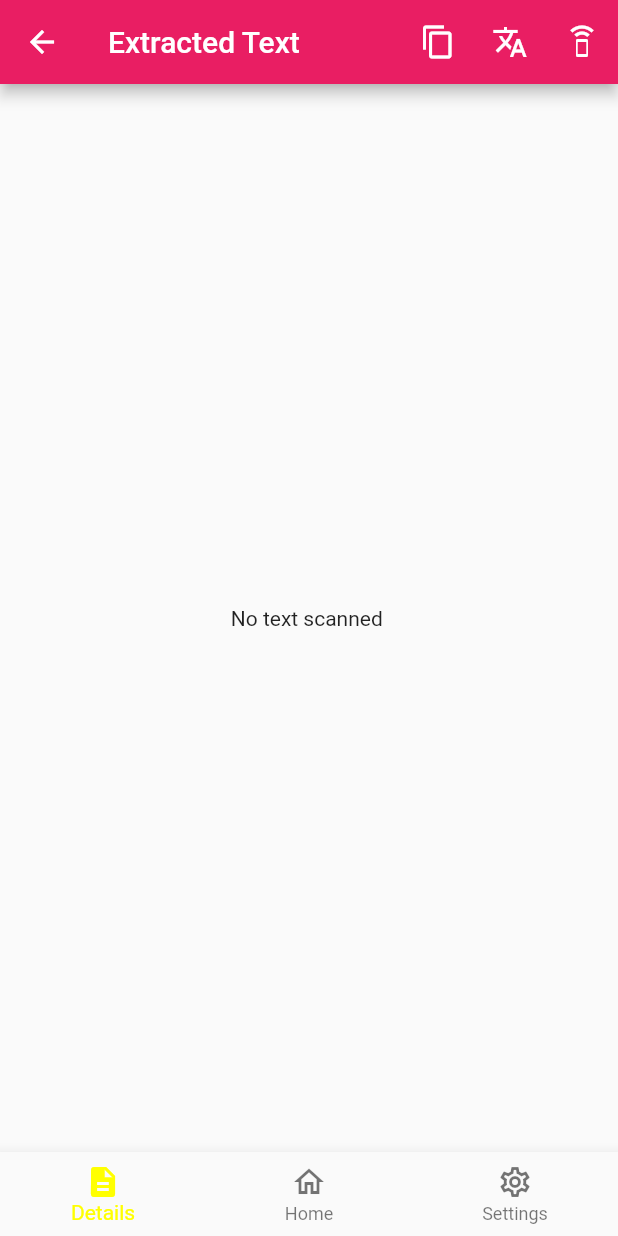
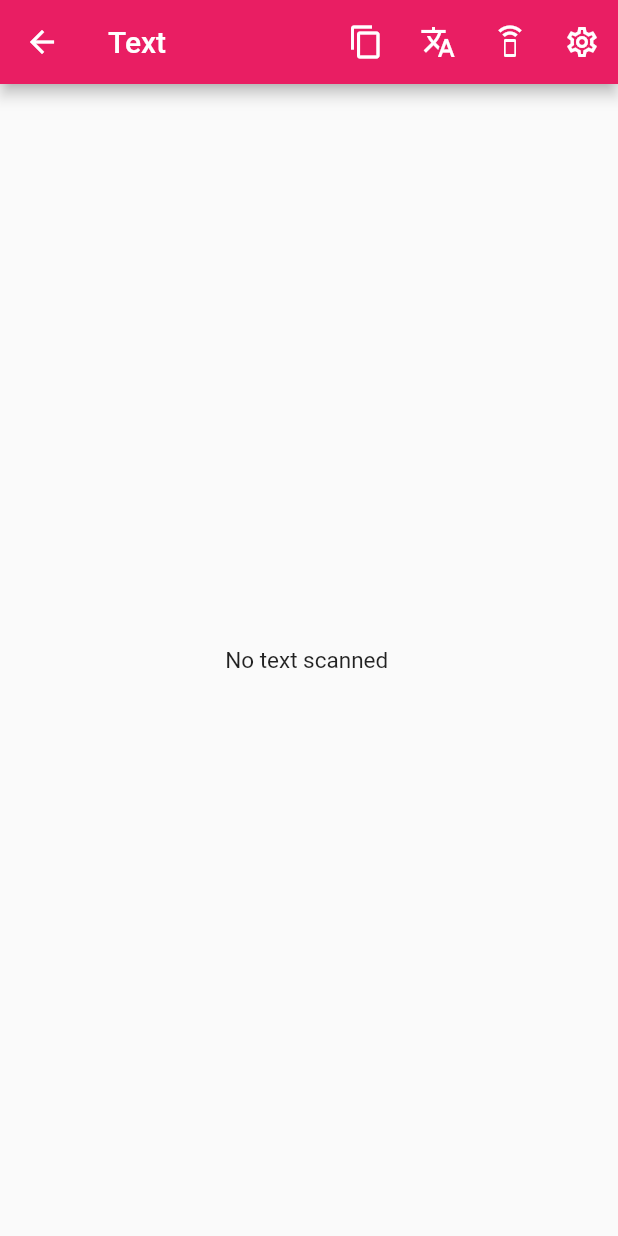
Before and after one commit to reymundvirtus/OCR-text-scanner, a Flutter app: the Details screen opened directly with empty values, on a phone screen of 412 x 824 dp. Run offline on Flutter 3.47's test engine with Material 2 defaults, Android fonts, the phone set to English and light mode, and no system bars; our stand-ins replace flutter_tts, google_fonts, image_picker; missing offline and left inert: clipboard, google_ml_kit, translator.

Commit message:
fixing the translation & changes in other files

```diff
--- a/lib/Details.dart
+++ b/lib/Details.dart
@@ -3,7 +3,6 @@ import 'package:clipboard/clipboard.dart';
 import 'package:flutter_tts/flutter_tts.dart';
 import 'Home.dart';
 import 'Settings.dart';
-import 'Speech.dart';
 import 'Translate.dart';
 
 class Details extends StatefulWidget {
@@ -17,33 +16,13 @@ class Details extends StatefulWidget {
 class _DetailsState extends State<Details> {
   final GlobalKey<ScaffoldState> key = GlobalKey<ScaffoldState>();
   final FlutterTts flutterTts = FlutterTts();
-  int _index = 0;
 
   @override
   Widget build(BuildContext context) {
-    switch(_index) {
-      case 0:
-        break;
-
-      case 1:
-        Navigator.push(
-                  context,
-                  MaterialPageRoute(builder: (context) => Home(widget.text)),
-                );
-        break;
-
-      case 2:
-        Navigator.push(
-                  context,
-                  MaterialPageRoute(builder: (context) => const Settings()),
-                );
-        break;
-    }
-
     return Scaffold(
       key: key,
       appBar: AppBar(
-        title: const Text("Extracted Text"),
+        title: const Text("Text"),
         backgroundColor: Colors.pink,
         actions: [
           IconButton(
@@ -74,6 +53,16 @@ class _DetailsState extends State<Details> {
             },
             tooltip: 'Speak',
           ),
+          IconButton(
+            icon: const Icon(Icons.settings_outlined),
+            onPressed: () {
+              Navigator.push(
+                  context,
+                  MaterialPageRoute(builder: (context) => const Settings()),
+              );
+            },
+            tooltip: 'Settings',
+          ),
         ],
       ),
       body: Container(
@@ -82,37 +71,8 @@ class _DetailsState extends State<Details> {
         height: double.infinity,
         width: double.infinity,
         child: SelectableText(
-            widget.text.isEmpty ? "No text scanned" : widget.text),
+          widget.text.isEmpty ? "No text scanned" : widget.text, style: const TextStyle(fontSize: 15),),
       ),
-      bottomNavigationBar: _bottomTab(),
-    );
-  }
-
-  Widget _bottomTab() {
-    return BottomNavigationBar(
-      currentIndex: _index,
-      onTap: (int index) => setState(() => _index = index),
-      items: const [
-        BottomNavigationBarItem(
-          icon: Icon(Icons.description),
-          label: 'Details',
-          backgroundColor: Colors.pink,
-          tooltip: 'Details',
-        ),
-        BottomNavigationBarItem(
-          icon: Icon(Icons.home_outlined),
-          label: 'Home',
-          backgroundColor: Colors.pink,
-          tooltip: 'Home',
-        ),
-        BottomNavigationBarItem(
-          icon: Icon(Icons.settings_outlined),
-          label: 'Settings',
-          backgroundColor: Colors.pink,
-          tooltip: 'Settings',
-        ),
-      ],
-      selectedItemColor: Colors.yellowAccent,
     );
   }
 
--- a/lib/Drawer.dart
+++ b/lib/Drawer.dart
@@ -47,6 +47,7 @@ class _DrawerSelectState extends State<DrawerSelect> {
                 ),
               ),
               onTap: () {
+                Navigator.of(context).pop();
                 Navigator.push(
                   context,
                   MaterialPageRoute(builder: (context) => Speech()),
@@ -66,6 +67,7 @@ class _DrawerSelectState extends State<DrawerSelect> {
                 ),
               ),
               onTap: () {
+                Navigator.of(context).pop();
                 Navigator.push(
                   context,
                   MaterialPageRoute(builder: (context) => Translate(widget.text)),
@@ -85,6 +87,7 @@ class _DrawerSelectState extends State<DrawerSelect> {
                 ),
               ),
               onTap: () {
+                Navigator.of(context).pop();
                 Navigator.push(
                   context,
                   MaterialPageRoute(builder: (context) => const Settings()),
--- a/lib/Settings.dart
+++ b/lib/Settings.dart
@@ -13,6 +13,7 @@ class _SettingsState extends State<Settings> {
     return Scaffold(
       appBar: AppBar(
         title: const Text('Settings'),
+        centerTitle: true,
       ),
     );
   }
--- a/lib/Speech.dart
+++ b/lib/Speech.dart
@@ -16,6 +16,7 @@ class _SpeechState extends State<Speech> {
     return Scaffold(
       appBar: AppBar(
         title: const Text('Speech'),
+        centerTitle: true,
       ),
       body: SingleChildScrollView(
         child: Center(
--- a/pubspec.yaml
+++ b/pubspec.yaml
@@ -39,6 +39,7 @@ dependencies:
   google_fonts: ^2.3.1
   clipboard: ^0.1.3
   flutter_tts: ^3.3.3
+  translator: ^0.1.7
 
 dev_dependencies:
   flutter_test:
```
Also changed, not shown: lib/Home.dart (+2 -8 lines), lib/Translate.dart (+78 -0 lines), pubspec.lock, 1 other file.
